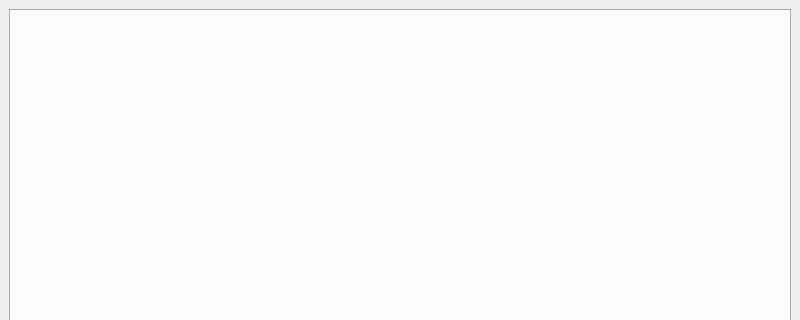
Above: mainwindow.ui from Bidhan318/QT-Project before the change; both pictures show x 0 to 800 and y 0 to 320 of the 800 by 600 pixel window. Below: the same form after it.
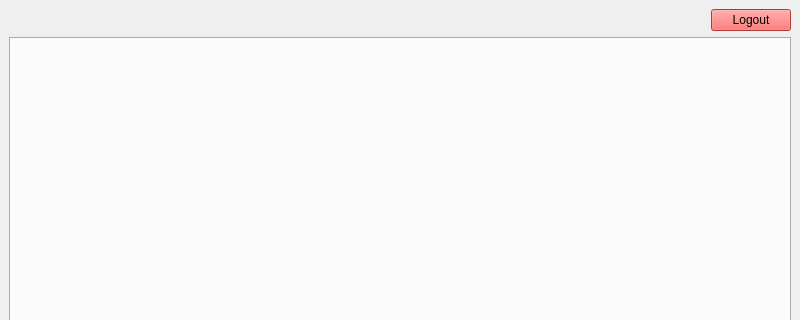
That is the form after the change. Icons and pictures are not drawn.

What changed in the file:
```diff
--- a/mainwindow.ui
+++ b/mainwindow.ui
@@ -15,6 +15,52 @@
   </property>
   <widget class="QWidget" name="centralwidget">
    <layout class="QVBoxLayout" name="verticalLayout">
+    <item>
+     <layout class="QHBoxLayout" name="horizontalLayout_2">
+      <item>
+       <widget class="QLabel" name="label_4">
+        <property name="maximumSize">
+         <size>
+          <width>50</width>
+          <height>50</height>
+         </size>
+        </property>
+        <property name="text">
+         <string/>
+        </property>
+        <property name="pixmap">
+         <pixmap resource="resources.qrc">:/images/novachat.png</pixmap>
+        </property>
+        <property name="scaledContents">
+         <bool>true</bool>
+        </property>
+       </widget>
+      </item>
+      <item>
+       <spacer name="horizontalSpacer">
+        <property name="orientation">
+         <enum>Qt::Orientation::Horizontal</enum>
+        </property>
+        <property name="sizeHint" stdset="0">
+         <size>
+          <width>40</width>
+          <height>20</height>
+         </size>
+        </property>
+       </spacer>
+      </item>
+      <item>
+       <widget class="QPushButton" name="logout">
+        <property name="styleSheet">
+         <string notr="true">background-color: #EF5350;</string>
+        </property>
+        <property name="text">
+         <string>Logout</string>
+        </property>
+       </widget>
+      </item>
+     </layout>
+    </item>
     <item>
      <widget class="QTabWidget" name="chatTabs">
       <property name="tabsClosable">
```
Left out of the diff: 12 changed lines with no effect on the pictures.
